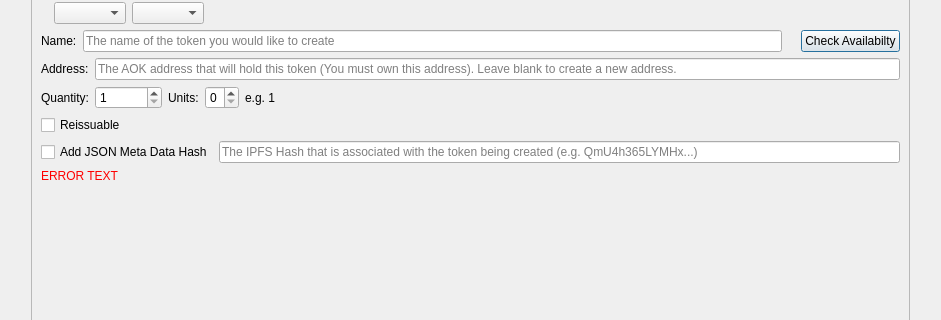
Qt form src/qt/forms/createtokendialog.ui (AokChain/AokChain) before a commit; both pictures show x 0 to 941 and y 248 to 568 of the 941 by 1120 pixel window.
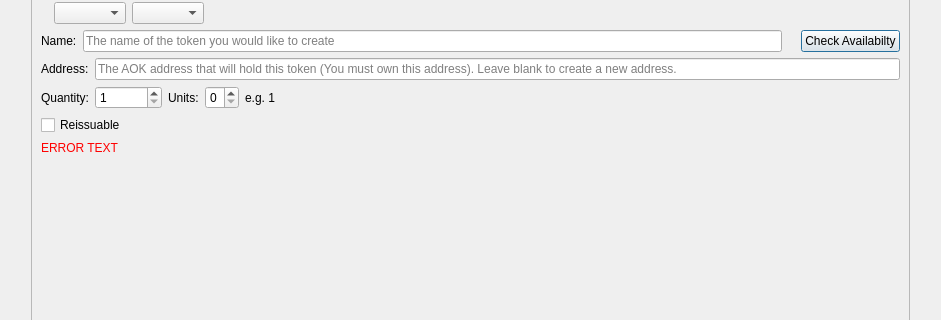
The same form after that commit. Custom widgets are drawn as their Qt base class.

```diff
--- a/src/qt/forms/createtokendialog.ui
+++ b/src/qt/forms/createtokendialog.ui
@@ -781,29 +781,6 @@
           </item>
           <item>
            <layout class="QHBoxLayout" name="horizontalLayout_6">
-            <item>
-             <widget class="QCheckBox" name="ipfsBox">
-              <property name="toolTip">
-               <string>Does this token have an ipfs hash to go with it</string>
-              </property>
-              <property name="text">
-               <string>Add JSON Meta Data Hash</string>
-              </property>
-             </widget>
-            </item>
-            <item>
-             <widget class="QLineEdit" name="ipfsText">
-              <property name="toolTip">
-               <string>The ipfs hash that contains information about the token</string>
-              </property>
-              <property name="maxLength">
-               <number>46</number>
-              </property>
-              <property name="placeholderText">
-               <string>The IPFS Hash that is associated with the token being created (e.g. QmU4h365LYMHx...)</string>
-              </property>
-             </widget>
-            </item>
            </layout>
           </item>
           <item>
```
